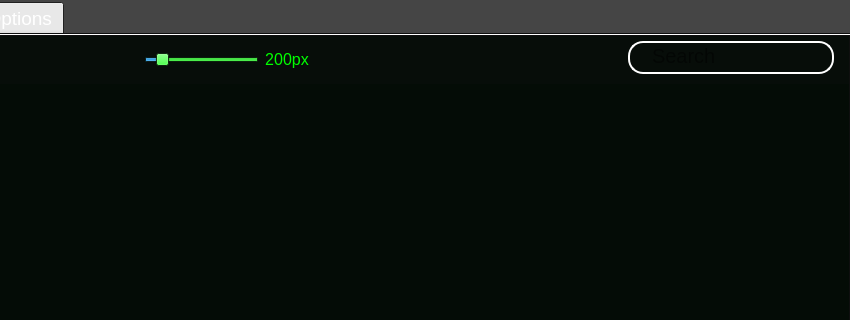
Qt form layout/form.ui (JacobW22/Games_Vault) before a commit; both pictures show x 350 to 1200 and y 0 to 320 of the 1200 by 600 pixel window.
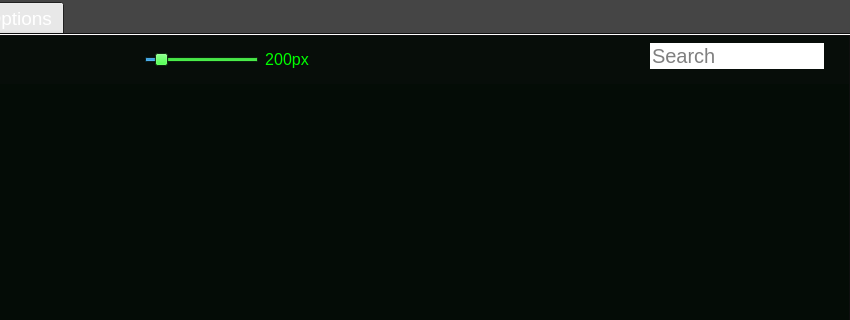
The same form after that commit. The open tabs and pages were chosen to show the change. Icons and pictures are not drawn.

Commit message: MacOS system fixes, such as SystemTrayMenu, Icons, Minimazing windows and new styles

Diff of the .ui file:
```diff
--- a/layout/form.ui
+++ b/layout/form.ui
@@ -2858,7 +2858,7 @@
              <x>0</x>
              <y>0</y>
              <width>1198</width>
-             <height>560</height>
+             <height>574</height>
             </rect>
            </property>
            <property name="sizePolicy">
@@ -3241,7 +3241,7 @@
                         <string notr="true"/>
                        </property>
                        <property name="minimum">
-                        <number>94</number>
+                        <number>100</number>
                        </property>
                        <property name="maximum">
                         <number>1080</number>
@@ -3364,9 +3364,7 @@
                         </sizepolicy>
                        </property>
                        <property name="styleSheet">
-                        <string notr="true">border: 2px solid white;;
-border-radius: 15px;
-background-color: rgba(0, 0, 0, 0);</string>
+                        <string notr="true"/>
                        </property>
                        <layout class="QHBoxLayout" name="horizontalLayout_24">
                         <property name="spacing">
```
Left out of the diff: 23 changed lines with no effect on the pictures. The commit also changes 5 other files.
